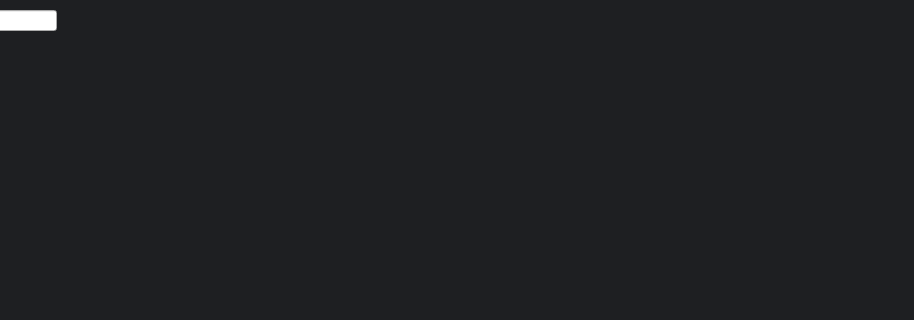
Old version of the form magic.ui in the repository rocknroll17/Lecture-Scheduler; both pictures show x 486 to 1400 and y 0 to 320 of the 1400 by 800 pixel window.
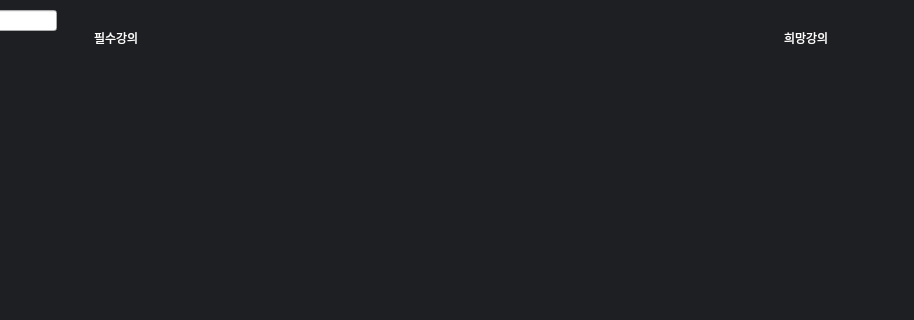
New version of the form.

```diff
--- a/magic.ui
+++ b/magic.ui
@@ -653,6 +653,38 @@
     </property>
    </widget>
   </widget>
+  <widget class="QLabel" name="label_2">
+   <property name="geometry">
+    <rect>
+     <x>580</x>
+     <y>30</y>
+     <width>64</width>
+     <height>15</height>
+    </rect>
+   </property>
+   <property name="styleSheet">
+    <string notr="true">background-color: rgb(30, 31, 34);</string>
+   </property>
+   <property name="text">
+    <string>필수강의</string>
+   </property>
+  </widget>
+  <widget class="QLabel" name="label_3">
+   <property name="geometry">
+    <rect>
+     <x>1270</x>
+     <y>30</y>
+     <width>64</width>
+     <height>15</height>
+    </rect>
+   </property>
+   <property name="styleSheet">
+    <string notr="true">background-color: rgb(30, 31, 34);</string>
+   </property>
+   <property name="text">
+    <string>희망강의</string>
+   </property>
+  </widget>
  </widget>
  <resources/>
  <connections/>
```
Left out of the diff: 6 changed lines with no effect on the pictures.
